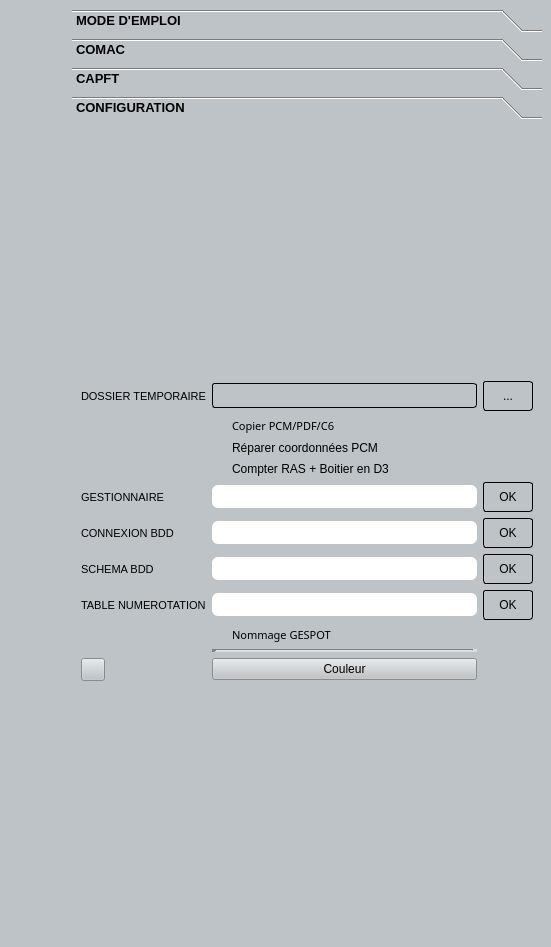
The window that control_comac_dockwidget_base.ui (sducournau/controle_comac) describes before a commit, drawn with Qt 5.
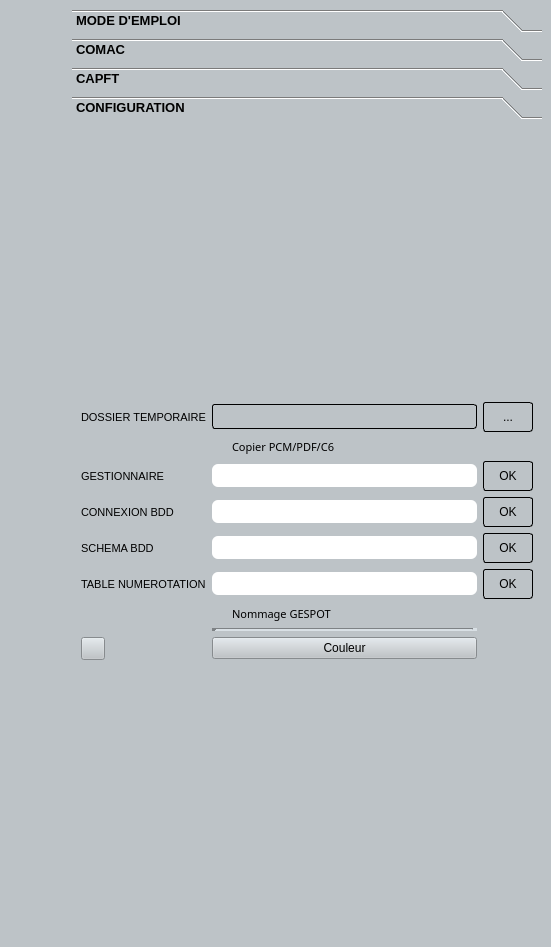
The same window after the commit. The open tabs and pages were chosen to show the change. Icons and pictures are not drawn. Custom widgets are drawn as their Qt base class.

The edit to the form file:
```diff
--- a/control_comac_dockwidget_base.ui
+++ b/control_comac_dockwidget_base.ui
@@ -2249,14 +2249,7 @@
               <property name="sizeConstraint">
                <enum>QLayout::SetNoConstraint</enum>
               </property>
-              <item row="2" column="1">
-               <widget class="QCheckBox" name="checkBox_repare_pcm">
-                <property name="text">
-                 <string>Réparer coordonnées PCM</string>
-                </property>
-               </widget>
-              </item>
-              <item row="7" column="1">
+              <item row="5" column="1">
                <widget class="QLineEdit" name="lineEdit_config_connexionbdd_tablenum">
                 <property name="font">
                  <font>
@@ -2305,7 +2298,7 @@
                 </property>
                </widget>
               </item>
-              <item row="5" column="2">
+              <item row="3" column="2">
                <widget class="QPushButton" name="pushButton_config_connexionbdd">
                 <property name="minimumSize">
                  <size>
@@ -2354,7 +2347,7 @@
                 </property>
                </widget>
               </item>
-              <item row="9" column="1">
+              <item row="7" column="1">
                <widget class="Line" name="line">
                 <property name="lineWidth">
                  <number>5</number>
@@ -2415,7 +2408,7 @@
                 </property>
                </widget>
               </item>
-              <item row="7" column="2">
+              <item row="5" column="2">
                <widget class="QPushButton" name="pushButton_config_connexionbdd_tablenum">
                 <property name="minimumSize">
                  <size>
@@ -2464,20 +2457,7 @@
                 </property>
                </widget>
               </item>
-              <item row="4" column="0">
-               <widget class="QLabel" name="label_2">
-                <property name="font">
-                 <font>
-                  <family>Segoe UI</family>
-                  <pointsize>8</pointsize>
-                 </font>
-                </property>
-                <property name="text">
-                 <string>GESTIONNAIRE</string>
-                </property>
-               </widget>
-              </item>
-              <item row="5" column="0">
+              <item row="3" column="0">
                <widget class="QLabel" name="label_3">
                 <property name="font">
                  <font>
@@ -2490,7 +2470,7 @@
                 </property>
                </widget>
               </item>
-              <item row="10" column="0">
+              <item row="8" column="0">
                <widget class="QgsColorButton" name="mColorButton">
                 <property name="color">
                  <color>
@@ -2507,105 +2487,7 @@
                 </property>
                </widget>
               </item>
-              <item row="4" column="1">
-               <widget class="QLineEdit" name="lineEdit_config_gestionnaire">
-                <property name="font">
-                 <font>
-                  <family>Segoe UI</family>
-                  <pointsize>10</pointsize>
-                  <weight>75</weight>
-                  <bold>true</bold>
-                 </font>
-                </property>
-                <property name="styleSheet">
-                 <string notr="true">QLineEdit
-{
- background-color:white;
-color: black;
-border-radius: 6px;
-padding: 3px 3px 3px 3px;
-
-}
-QLineEdit:Active
-{
- border: 1px solid black;
-
-
-}
-QLineEdit:Inactive
-{
- border: 0px solid black;
-
-
-}
-
-QLineEdit:hover
-{
-
-border: 2px solid black;
-
-
-}
-
-
-
-</string>
-                </property>
-                <property name="text">
-                 <string/>
-                </property>
-               </widget>
-              </item>
-              <item row="4" column="2">
-               <widget class="QPushButton" name="pushButton_config_gestionnaire">
-                <property name="minimumSize">
-                 <size>
-                  <width>0</width>
-                  <height>30</height>
-                 </size>
-                </property>
-                <property name="baseSize">
-                 <size>
-                  <width>0</width>
-                  <height>30</height>
-                 </size>
-                </property>
-                <property name="styleSheet">
-                 <string notr="true">QPushButton
-{
- background-color:#bdc3c7;
-border: 1px solid black;
-border-radius: 3px;
-padding: 3px 3px 3px 3px;
-color:black;
-
-}
-
-QPushButton:Active
-{
-
-border: 1px solid black;
-
-
-}
-QPushButton:hover
-{
-
-border: 2px solid black;
-
-}
-
-
-
-
-</string>
-                </property>
-                <property name="text">
-                 <string>OK</string>
-                </property>
-               </widget>
-              </item>
-              <item row="8" column="1">
+              <item row="6" column="1">
                <widget class="QCheckBox" name="checkBox_numerotation">
                 <property name="font">
                  <font>
@@ -2623,7 +2505,7 @@
                 </property>
                </widget>
               </item>
-              <item row="6" column="1">
+              <item row="4" column="1">
                <widget class="QLineEdit" name="lineEdit_config_connexionbdd_schema">
                 <property name="font">
                  <font>
@@ -2685,7 +2567,7 @@
                 </property>
                </widget>
               </item>
-              <item row="6" column="2">
+              <item row="4" column="2">
                <widget class="QPushButton" name="pushButton_config_connexionbdd_schema">
                 <property name="minimumSize">
                  <size>
@@ -2734,7 +2616,7 @@
                 </property>
                </widget>
               </item>
-              <item row="6" column="0">
+              <item row="4" column="0">
                <widget class="QLabel" name="label_4">
                 <property name="font">
                  <font>
@@ -2747,14 +2629,14 @@
                 </property>
                </widget>
               </item>
-              <item row="10" column="1">
+              <item row="8" column="1">
                <widget class="QPushButton" name="pushButton_color">
                 <property name="text">
                  <string>Couleur</string>
                 </property>
                </widget>
               </item>
-              <item row="5" column="1">
+              <item row="3" column="1">
                <widget class="QLineEdit" name="lineEdit_config_connexionbdd">
                 <property name="font">
                  <font>
@@ -2803,7 +2685,7 @@
                 </property>
                </widget>
               </item>
-              <item row="7" column="0">
+              <item row="5" column="0">
                <widget class="QLabel" name="label_5">
                 <property name="font">
                  <font>
@@ -2884,10 +2766,114 @@
                 </property>
                </widget>
               </item>
-              <item row="3" column="1">
-               <widget class="QCheckBox" name="checkBox_option_boitier">
+              <item row="2" column="2">
+               <widget class="QPushButton" name="pushButton_config_gestionnaire">
+                <property name="minimumSize">
+                 <size>
+                  <width>0</width>
+                  <height>30</height>
+                 </size>
+                </property>
+                <property name="baseSize">
+                 <size>
+                  <width>0</width>
+                  <height>30</height>
+                 </size>
+                </property>
+                <property name="styleSheet">
+                 <string notr="true">QPushButton
+{
+ background-color:#bdc3c7;
+border: 1px solid black;
+border-radius: 3px;
+padding: 3px 3px 3px 3px;
+color:black;
+
+}
+
+QPushButton:Active
+{
+
+border: 1px solid black;
+
+
+}
+QPushButton:hover
+{
+
+border: 2px solid black;
+
+}
+
+
+
+
+</string>
+                </property>
                 <property name="text">
-                 <string>Compter RAS + Boitier en D3</string>
+                 <string>OK</string>
+                </property>
+               </widget>
+              </item>
+              <item row="2" column="1">
+               <widget class="QLineEdit" name="lineEdit_config_gestionnaire">
+                <property name="font">
+                 <font>
+                  <family>Segoe UI</family>
+                  <pointsize>10</pointsize>
+                  <weight>75</weight>
+                  <bold>true</bold>
+                 </font>
+                </property>
+                <property name="styleSheet">
+                 <string notr="true">QLineEdit
+{
+ background-color:white;
+color: black;
+border-radius: 6px;
+padding: 3px 3px 3px 3px;
+
+}
+QLineEdit:Active
+{
+ border: 1px solid black;
+
+
+}
+QLineEdit:Inactive
+{
+ border: 0px solid black;
+
+
+}
+
+QLineEdit:hover
+{
+
+border: 2px solid black;
+
+
+}
+
+
+
+</string>
+                </property>
+                <property name="text">
+                 <string/>
+                </property>
+               </widget>
+              </item>
+              <item row="2" column="0">
+               <widget class="QLabel" name="label_2">
+                <property name="font">
+                 <font>
+                  <family>Segoe UI</family>
+                  <pointsize>8</pointsize>
+                 </font>
+                </property>
+                <property name="text">
+                 <string>GESTIONNAIRE</string>
                 </property>
                </widget>
               </item>
```
Left out of the diff: 44 changed lines with no effect on the pictures.
